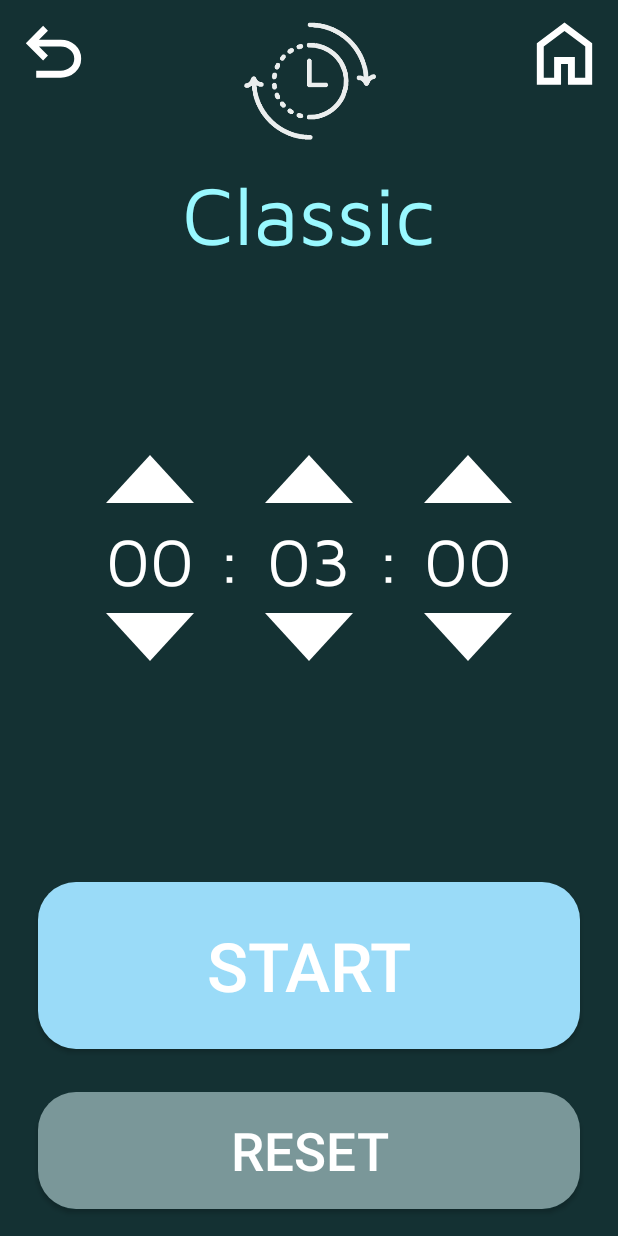
After one commit to grturk/timeroo, an Android app: the ClassicTimer screen opened directly, with no data from a screen before it, on a phone screen of 412 x 824 dp. The commit adds this screen. Run offline under Robolectric (Android 15) with nearby library versions, the phone set to English and light mode, and no system bars.

Commit message:
Classic timer

```diff
--- a/app/src/main/AndroidManifest.xml
+++ b/app/src/main/AndroidManifest.xml
@@ -12,6 +12,9 @@
         android:supportsRtl="true"
         android:theme="@style/Theme.StillRingsTimer"
         tools:targetApi="31">
+        <activity
+            android:name=".ClassicTimer"
+            android:exported="false" />
         <activity
             android:name=".AddNewRoutine"
             android:exported="false" />
--- /dev/null
+++ b/app/src/main/java/com/example/stillringstimer/ClassicTimer.java
@@ -0,0 +1,152 @@
+package com.example.stillringstimer;
+
+import androidx.appcompat.app.AppCompatActivity;
+
+import android.content.Intent;
+import android.media.MediaPlayer;
+import android.os.Bundle;
+import android.os.CountDownTimer;
+import android.widget.Button;
+import android.widget.ImageButton;
+import android.widget.TextView;
+
+import java.util.concurrent.TimeUnit;
+
+public class ClassicTimer extends AppCompatActivity {
+    private CountDownTimer countDownTimer;
+    private MediaPlayer mediaPlayerStart;
+    private MediaPlayer mediaPlayerStop;
+    private Button_up_down button_up_down; // logika za spreminjanje startTime
+    private long startTime;
+    private TextView minutes;
+    private TextView seconds;
+    private TextView hundredths;
+    private Button resetButton;
+    private Button startButton;
+    private boolean isRunning = false;
+    private long remainingTime;
+
+
+
+    @Override
+    protected void onCreate(Bundle savedInstanceState) {
+        super.onCreate(savedInstanceState);
+        setContentView(R.layout.activity_classic_timer);
+
+        minutes = findViewById(R.id.minutes);
+        seconds = findViewById(R.id.seconds);
+        hundredths = findViewById(R.id.hundredths);
+        button_up_down = new Button_up_down(seconds, hundredths, true, minutes);
+
+        startButton = findViewById(R.id.startButton);
+        startButton.setOnClickListener(v -> startTimer());
+
+        resetButton = findViewById(R.id.resetButton);
+        resetButton.setOnClickListener(v -> resetTimer());
+
+        Button minutes_up = findViewById(R.id.minutes_up_btn);
+        Button minutes_down = findViewById(R.id.minutes_down_btn);
+        Button seconds_up = findViewById(R.id.seconds_up_btn);
+        Button seconds_down = findViewById(R.id.seconds_down_btn);
+        Button hundredths_up = findViewById(R.id.hundredths_up_btn);
+        Button hundredths_down = findViewById(R.id.hundredths_down_btn);
+
+
+        minutes_up.setOnClickListener(v -> button_up_down.minUp());
+        minutes_down.setOnClickListener(v -> button_up_down.minDown());
+        seconds_up.setOnClickListener(v -> button_up_down.secUp());
+        seconds_down.setOnClickListener(v -> button_up_down.secDown());
+        hundredths_up.setOnClickListener(v -> button_up_down.hunUp());
+        hundredths_down.setOnClickListener(v -> button_up_down.hunDown());
+
+        ImageButton homeButton = findViewById(R.id.homeButton);
+        homeButton.setOnClickListener(v -> {
+            Intent intent = new Intent(ClassicTimer.this, Homepage.class);
+            startActivity(intent);
+        });
+    }
+    @Override
+    protected void onDestroy() {
+        super.onDestroy();
+
+        if (countDownTimer != null) {
+            countDownTimer.cancel();
+        }
+        if (mediaPlayerStart != null) {
+            mediaPlayerStart.release();
+            mediaPlayerStart = null;
+        }
+        if (mediaPlayerStop != null) {
+            mediaPlayerStop.release();
+            mediaPlayerStop = null;
+        }
+    }
+
+    private void resetTimer() {
+        formatSeconds(button_up_down.getStartTime());
+    }
+
+    private void startTimer() {
+
+        if (!isRunning) {
+            // Timer is currently stopped, start it
+            if (mediaPlayerStart == null) {
+                mediaPlayerStart = MediaPlayer.create(ClassicTimer.this, R.raw.start); // Add a sound file to res/raw/start.mp3
+            }
+            mediaPlayerStart.start();
+
+            if (countDownTimer != null) {
+                countDownTimer.cancel();
+            }
+
+            startButton.setText("PAUSE");
+            isRunning = true;
+
+            long startTime = (remainingTime > 0) ? remainingTime : button_up_down.getStartTime();
+            countDownTimer = new CountDownTimer(startTime, 10) {
+                @Override
+                public void onTick(long millisUntilFinished) {
+                    formatSeconds(millisUntilFinished);
+                    remainingTime = millisUntilFinished;
+                }
+
+                @Override
+                public void onFinish() {
+
+                    if (mediaPlayerStop == null) {
+                        mediaPlayerStop = MediaPlayer.create(ClassicTimer.this, R.raw.finish); // Add a sound file to res/raw/finish.mp3
+                    }
+                    mediaPlayerStop.start();
+                    startButton.setText("START");
+                    isRunning = false;
+                    remainingTime = 0;
+                    formatSeconds(0);
+                }
+            }.start();
+        } else {
+            // Timer is currently running, pause it
+            if (countDownTimer != null) {
+                countDownTimer.cancel();
+            }
+            startButton.setText("START");
+            isRunning = false;
+        }
+    }
+
+
+    private void formatSeconds(long millisUntilFinished) {
+
+        long minutes_i = TimeUnit.MILLISECONDS.toMinutes(millisUntilFinished) % 60;
+        long seconds_i = TimeUnit.MILLISECONDS.toSeconds(millisUntilFinished) % 60;
+        long hundredths_i = (millisUntilFinished % 1000) / 10; // Convert milliseconds to hundredths
+        // Formatting the string to show seconds and hundredths of a second
+        String min = String.format("%02d", minutes_i);
+        String sec = String.format("%02d", seconds_i);
+        String hun = String.format("%02d", hundredths_i);
+
+        minutes.setText(min);
+        seconds.setText(sec);
+        hundredths.setText(hun);
+    }
+
+}
--- /dev/null
+++ b/app/src/main/res/layout/activity_classic_timer.xml
@@ -0,0 +1,183 @@
+<?xml version="1.0" encoding="utf-8"?>
+<androidx.constraintlayout.widget.ConstraintLayout xmlns:android="http://schemas.android.com/apk/res/android"
+    xmlns:app="http://schemas.android.com/apk/res-auto"
+    xmlns:tools="http://schemas.android.com/tools"
+    android:layout_width="match_parent"
+    android:layout_height="match_parent"
+    android:background="@color/backgroundColor"
+    tools:context=".ClassicTimer">
+
+    <include
+        android:id="@+id/menuLayout"
+        layout="@layout/menu_layout"
+        app:layout_constraintTop_toTopOf="parent"
+        app:layout_constraintStart_toStartOf="parent"
+        app:layout_constraintEnd_toEndOf="parent" />
+
+    <LinearLayout
+        android:id="@+id/titleLinearLayout"
+        android:layout_width="wrap_content"
+        android:layout_height="wrap_content"
+        android:orientation="vertical"
+        app:layout_constraintTop_toBottomOf="@id/menuLayout"
+        app:layout_constraintStart_toStartOf="parent"
+        app:layout_constraintEnd_toEndOf="parent">
+
+        <TextView
+            android:layout_width="wrap_content"
+            android:layout_height="match_parent"
+            android:layout_gravity="center_horizontal"
+            android:text="Classic"
+            android:textAppearance="@style/titleStyle" />
+    </LinearLayout>
+    <LinearLayout
+        android:id="@+id/timerDisplayContainer"
+        android:layout_width="0dp"
+        android:layout_height="wrap_content"
+        android:layout_marginBottom="20dp"
+        android:orientation="horizontal"
+        android:gravity="center"
+        app:layout_constraintBottom_toTopOf="@id/startButton"
+        app:layout_constraintEnd_toEndOf="parent"
+        app:layout_constraintStart_toStartOf="parent"
+        app:layout_constraintTop_toBottomOf="@id/titleLinearLayout">
+
+        <LinearLayout
+            android:layout_width="wrap_content"
+            android:layout_height="wrap_content"
+            android:orientation="vertical">
+
+            <Button
+                android:id="@+id/minutes_up_btn"
+                android:layout_width="wrap_content"
+                android:layout_height="wrap_content"
+                android:background="@drawable/triangle_up" />
+
+            <TextView
+                android:id="@+id/minutes"
+                android:layout_width="match_parent"
+                android:layout_height="wrap_content"
+                android:gravity="center"
+                android:text="00"
+                android:textAppearance="@style/setTimeStyle" />
+
+            <Button
+                android:id="@+id/minutes_down_btn"
+                android:layout_width="wrap_content"
+                android:layout_height="wrap_content"
+                android:background="@drawable/triangle_down" />
+
+        </LinearLayout>
+
+        <TextView
+            android:id="@+id/dot"
+            android:layout_width="wrap_content"
+            android:layout_height="wrap_content"
+            android:gravity="center"
+            android:text=":"
+            android:textAppearance="@style/setTimeStyle"/>
+
+        <LinearLayout
+            android:layout_width="wrap_content"
+            android:layout_height="wrap_content"
+            android:orientation="vertical">
+
+            <Button
+                android:id="@+id/seconds_up_btn"
+                android:layout_width="wrap_content"
+                android:layout_height="wrap_content"
+                android:background="@drawable/triangle_up" />
+
+            <TextView
+                android:id="@+id/seconds"
+                android:layout_width="match_parent"
+                android:layout_height="wrap_content"
+                android:gravity="center"
+                android:text="03"
+                android:textAppearance="@style/setTimeStyle" />
+
+            <Button
+                android:id="@+id/seconds_down_btn"
+                android:layout_width="wrap_content"
+                android:layout_height="wrap_content"
+                android:background="@drawable/triangle_down" />
+
+        </LinearLayout>
+
+        <TextView
+            android:id="@+id/dot2"
+            android:layout_width="wrap_content"
+            android:layout_height="wrap_content"
+            android:gravity="center"
+            android:text=":"
+            android:textAppearance="@style/setTimeStyle"/>
+
+        <LinearLayout
+            android:layout_width="wrap_content"
+            android:layout_height="wrap_content"
+            android:orientation="vertical">
+
+            <Button
+                android:id="@+id/hundredths_up_btn"
+                android:layout_width="wrap_content"
+                android:layout_height="wrap_content"
+                android:background="@drawable/triangle_up" />
+
+            <!-- TextView for hundredths -->
+            <TextView
+                android:id="@+id/hundredths"
+                android:layout_width="match_parent"
+                android:layout_height="wrap_content"
+                android:gravity="center"
+                android:text="00"
+                android:textAppearance="@style/setTimeStyle"/>
+
+            <Button
+                android:id="@+id/hundredths_down_btn"
+                android:layout_width="wrap_content"
+                android:layout_height="wrap_content"
+                android:background="@drawable/triangle_down" />
+
+        </LinearLayout>
+
+    </LinearLayout>
+
+
+    <Button
+        android:id="@+id/startButton"
+        android:layout_width="match_parent"
+        android:layout_height="wrap_content"
+        android:layout_marginHorizontal="25dp"
+        android:layout_marginBottom="5dp"
+        android:background="@drawable/rounded_button"
+        android:paddingVertical="25dp"
+        android:text="START"
+        android:textColor="#FFFFFF"
+        android:textSize="45sp"
+        android:theme="@null"
+        app:iconTint="@color/startButtonColor"
+        app:layout_constraintBottom_toBottomOf="parent"
+        app:layout_constraintEnd_toEndOf="parent"
+        app:layout_constraintStart_toStartOf="parent"
+        app:layout_constraintTop_toBottomOf="@id/timerDisplayContainer" />
+
+    <Button
+        android:id="@+id/resetButton"
+        android:layout_width="match_parent"
+        android:layout_height="wrap_content"
+        android:layout_marginHorizontal="25dp"
+        android:layout_marginBottom="5dp"
+        android:layout_marginTop="15dp"
+        android:background="@drawable/rounded_button_green_2"
+        android:paddingVertical="15dp"
+        android:text="Reset"
+        android:textColor="#FFFFFF"
+        android:textSize="35sp"
+        android:theme="@null"
+        app:iconTint="@color/secondGreenButton"
+        app:layout_constraintBottom_toBottomOf="parent"
+        app:layout_constraintEnd_toEndOf="parent"
+        app:layout_constraintStart_toStartOf="parent"
+        app:layout_constraintTop_toBottomOf="@id/startButton" />
+
+</androidx.constraintlayout.widget.ConstraintLayout>
```
Also changed, not shown: app/src/main/java/com/example/stillringstimer/Button_up_down.java (added, +251 -0 lines), app/src/main/java/com/example/stillringstimer/Homepage.java (+7 -1 lines), app/src/main/java/com/example/stillringstimer/MainActivity.java (+18 -13 lines).
